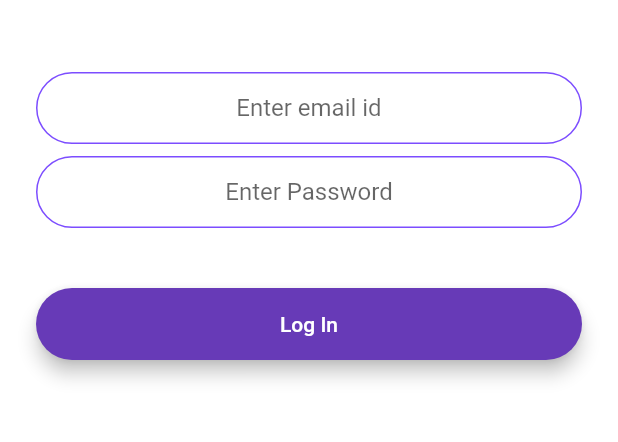
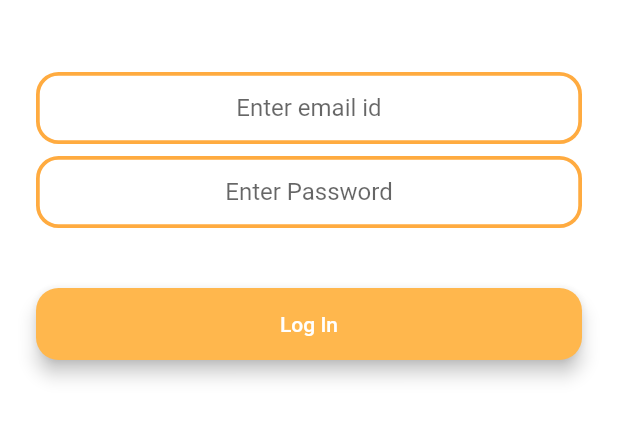
Before and after one commit to Coding-Club-IITG/Git-Workshop-flutter, a Flutter app: the screen it shows after launch, after a tap on "Log In", on a phone screen of 412 x 824 dp, the part 576-1018 px from its top. Run offline on Flutter 3.47's test engine with Material 2 defaults, Android fonts, the phone set to English and light mode, and no system bars; our stand-ins replace animated_text_kit, cloud_firestore, firebase_auth, firebase_core, modal_progress_hud; accounts and stored records are empty.

Commit message:
Add files via upload

```diff
--- a/lib/components/rounded_button.dart
+++ b/lib/components/rounded_button.dart
@@ -13,7 +13,7 @@
       child: Material(
         elevation: 5.0,
         color: color,
-        borderRadius: BorderRadius.circular(30.0),
+        borderRadius: BorderRadius.circular(15.0),
         child: MaterialButton(
           onPressed: onPressed,
           minWidth: 200.0,
--- a/lib/constants.dart
+++ b/lib/constants.dart
@@ -7,17 +7,21 @@
     horizontal: 20.0,
   ),
   border: OutlineInputBorder(
-    borderRadius: BorderRadius.all(Radius.circular(32.0)),
+    borderRadius: BorderRadius.all(Radius.circular(15.0)),
   ),
   enabledBorder: OutlineInputBorder(
-    borderSide: BorderSide(color: Colors.deepPurpleAccent, width: 1.0),
-    borderRadius: BorderRadius.all(Radius.circular(32.0)),
+    borderSide: BorderSide(color: Colors.orangeAccent, width: 2.5),
+    borderRadius: BorderRadius.all(Radius.circular(15.0)),
   ),
   focusedBorder: OutlineInputBorder(
-    borderSide: BorderSide(color: Colors.deepPurpleAccent, width: 2.0),
-    borderRadius: BorderRadius.all(Radius.circular(32.0)),
+    borderSide: BorderSide(color: Colors.orangeAccent, width: 2.0),
+    borderRadius: BorderRadius.all(Radius.circular(15.0)),
   ),
 );
 
 const kAnimatedTextStyle = TextStyle(
-    fontSize: 35.0, fontWeight: FontWeight.w900, color: Colors.deepPurple);
+    fontSize: 35.0, fontWeight: FontWeight.w900, color: Colors.orange);
+
+
+
+//borderRadius: BorderRadius.all(Radius.circular(32.0)
--- a/lib/screens/create_task.dart
+++ b/lib/screens/create_task.dart
@@ -18,7 +18,7 @@
   Widget build(BuildContext context) {
     return Scaffold(
       appBar: AppBar(
-          backgroundColor: Colors.deepPurpleAccent,
+          backgroundColor: Colors.orange[300],
           title: Text('Create a Task')),
       backgroundColor: Colors.white,
       body: Center(
@@ -34,7 +34,7 @@
       ),
       floatingActionButton: RoundedButton(
         text: 'Add task!',
-        color: Colors.deepPurple,
+        color: Colors.orange[600],
         onPressed: () async {
           //Creating a new task
           await collection.add({'name': controller.text, 'completed': false});
--- a/lib/screens/login_screen.dart
+++ b/lib/screens/login_screen.dart
@@ -66,7 +66,7 @@
                   height: 24.0,
                 ),
                 RoundedButton(
-                    color: Colors.deepPurple,
+                    color: Colors.orange[300],
                     text: 'Log In',
                     onPressed: () async {
                       setState(() {
--- a/lib/screens/registration_screen.dart
+++ b/lib/screens/registration_screen.dart
@@ -64,7 +64,7 @@
                 height: 24.0,
               ),
               RoundedButton(
-                color: Colors.blueAccent,
+                color: Colors.orange[300],
                 text: 'Register',
                 onPressed: () async {
                   setState(() {
--- a/lib/screens/todo_screen.dart
+++ b/lib/screens/todo_screen.dart
@@ -39,7 +39,7 @@
       backgroundColor: Colors.white,
       appBar: AppBar(
         title: Text('Things TO DO'),
-        backgroundColor: Colors.deepPurpleAccent,
+        backgroundColor: Colors.orange[300],
         actions: [
           IconButton(
               icon: Icon(Icons.close),
@@ -65,7 +65,7 @@
                 children: snapshot.data.docs.map((DocumentSnapshot document) {
                   return CheckboxListTile(
                       checkColor: Colors.white,
-                      activeColor: Colors.deepPurple,
+                      activeColor: Colors.orange[300],
                       title: Text(document['name']),
                       value: document['completed'],
                       onChanged: (newValue) => _firestore
@@ -79,7 +79,7 @@
       ),
       floatingActionButton: RoundedButton(
         text: 'Add Task!',
-        color: Colors.deepPurple,
+        color: Colors.orange[300],
         onPressed: () => Navigator.pushNamed(context, TodoCreate.id),
       ),
     );
--- a/lib/screens/welcome_screen.dart
+++ b/lib/screens/welcome_screen.dart
@@ -77,21 +77,21 @@
               height: 48.0,
             ),
             RoundedButton(
-              color: Colors.deepPurple,
+              color: Colors.orange[300],
               text: 'Log In',
               onPressed: () {
                 Navigator.pushNamed(context, LoginScreen.id);
               },
             ),
             RoundedButton(
-              color: Colors.deepPurple[400],
+              color: Colors.orange[700],
               text: 'Register',
               onPressed: () {
                 Navigator.pushNamed(context, RegistrationScreen.id);
               },
             ),
             RoundedButton(
-              color: Colors.deepPurple[100],
+              color: Colors.green,
               text: 'Sign In With Google',
               onPressed: () {
                 Navigator.pushNamed(context, LoginScreen.id);
```
Also changed, not shown: 14 other files.
